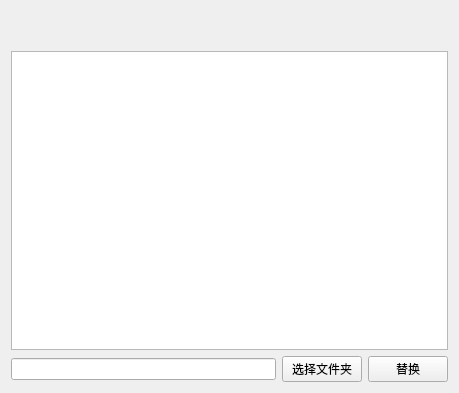
Above: view/ui/id_rules_replace.ui from narugakuru/Scripts-Tools-PySide before the change. Below: the same form after it.
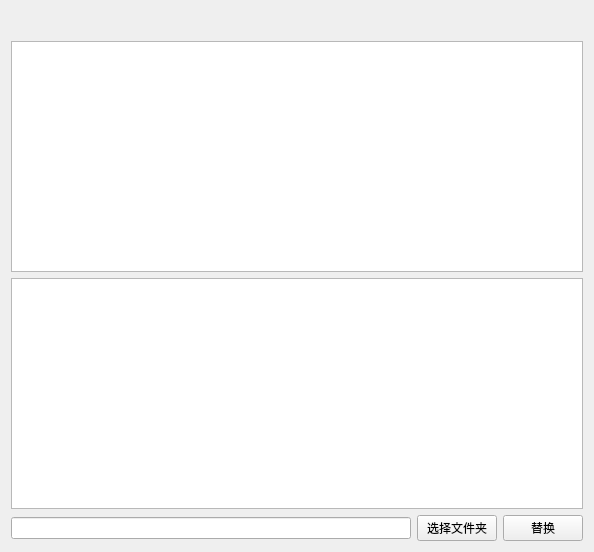
That is the form after the change. Custom widgets are drawn as their Qt base class.

Commit message: TableView编辑更新数据

Patch:
```diff
--- a/view/ui/id_rules_replace.ui
+++ b/view/ui/id_rules_replace.ui
@@ -6,34 +6,88 @@
    <rect>
     <x>0</x>
     <y>0</y>
-    <width>459</width>
-    <height>393</height>
+    <width>594</width>
+    <height>552</height>
    </rect>
   </property>
   <property name="windowTitle">
    <string>Form</string>
   </property>
-  <layout class="QVBoxLayout" name="verticalLayout_2">
+  <layout class="QVBoxLayout" name="verticalLayout_3">
    <item>
     <spacer name="verticalSpacer">
      <property name="orientation">
       <enum>Qt::Vertical</enum>
      </property>
      <property name="sizeType">
-      <enum>QSizePolicy::Maximum</enum>
+      <enum>QSizePolicy::Minimum</enum>
      </property>
      <property name="sizeHint" stdset="0">
       <size>
-       <width>5</width>
-       <height>40</height>
+       <width>20</width>
+       <height>30</height>
       </size>
      </property>
     </spacer>
    </item>
    <item>
-    <layout class="QVBoxLayout" name="verticalLayout">
+    <layout class="QVBoxLayout" name="verticalLayout_2">
      <item>
-      <widget class="TextEdit" name="TextEdit_Rules"/>
+      <layout class="QVBoxLayout" name="verticalLayout">
+       <item>
+        <widget class="TableView" name="TableView_start">
+         <property name="sizePolicy">
+          <sizepolicy hsizetype="Expanding" vsizetype="Expanding">
+           <horstretch>0</horstretch>
+           <verstretch>0</verstretch>
+          </sizepolicy>
+         </property>
+         <property name="frameShadow">
+          <enum>QFrame::Sunken</enum>
+         </property>
+         <property name="lineWidth">
+          <number>3</number>
+         </property>
+         <property name="midLineWidth">
+          <number>3</number>
+         </property>
+         <property name="dragEnabled">
+          <bool>true</bool>
+         </property>
+         <attribute name="horizontalHeaderCascadingSectionResizes">
+          <bool>true</bool>
+         </attribute>
+         <attribute name="horizontalHeaderMinimumSectionSize">
+          <number>40</number>
+         </attribute>
+        </widget>
+       </item>
+       <item>
+        <widget class="TableView" name="TableView_cyclic">
+         <property name="sizePolicy">
+          <sizepolicy hsizetype="Expanding" vsizetype="Expanding">
+           <horstretch>0</horstretch>
+           <verstretch>0</verstretch>
+          </sizepolicy>
+         </property>
+         <property name="frameShadow">
+          <enum>QFrame::Sunken</enum>
+         </property>
+         <property name="lineWidth">
+          <number>3</number>
+         </property>
+         <property name="midLineWidth">
+          <number>3</number>
+         </property>
+         <property name="dragEnabled">
+          <bool>true</bool>
+         </property>
+         <attribute name="verticalHeaderMinimumSectionSize">
+          <number>30</number>
+         </attribute>
+        </widget>
+       </item>
+      </layout>
      </item>
      <item>
       <layout class="QHBoxLayout" name="horizontalLayout">
@@ -72,8 +126,8 @@
    <header>qfluentwidgets</header>
   </customwidget>
   <customwidget>
-   <class>TextEdit</class>
-   <extends>QTextEdit</extends>
+   <class>TableView</class>
+   <extends>QTableView</extends>
    <header>qfluentwidgets</header>
   </customwidget>
  </customwidgets>
```
The commit also changes 20 other files.
